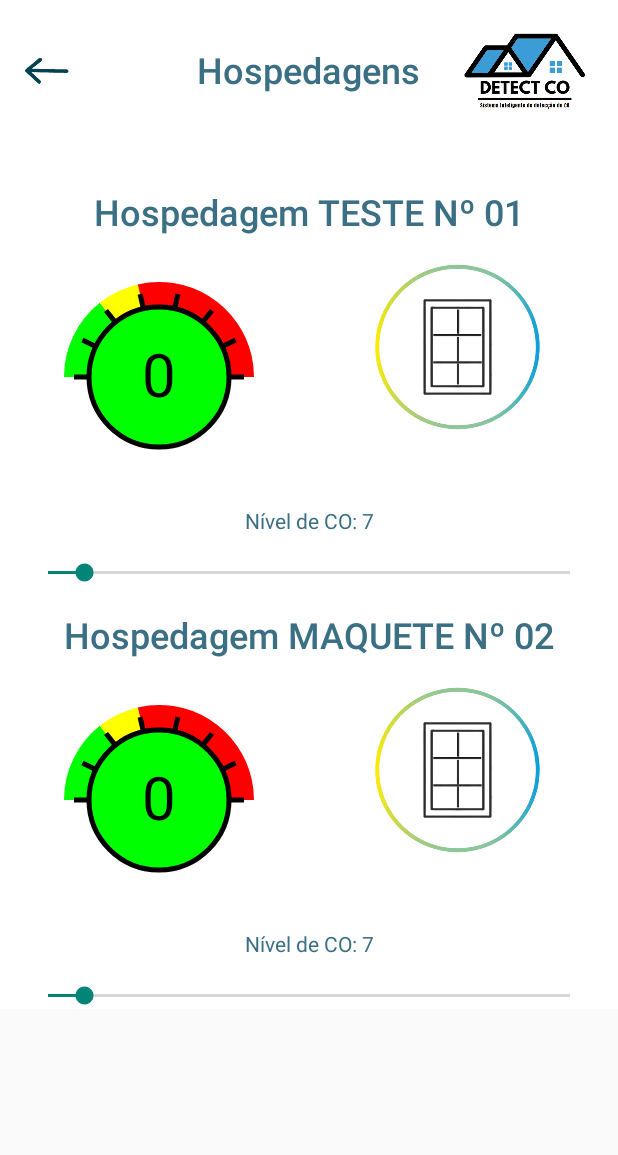
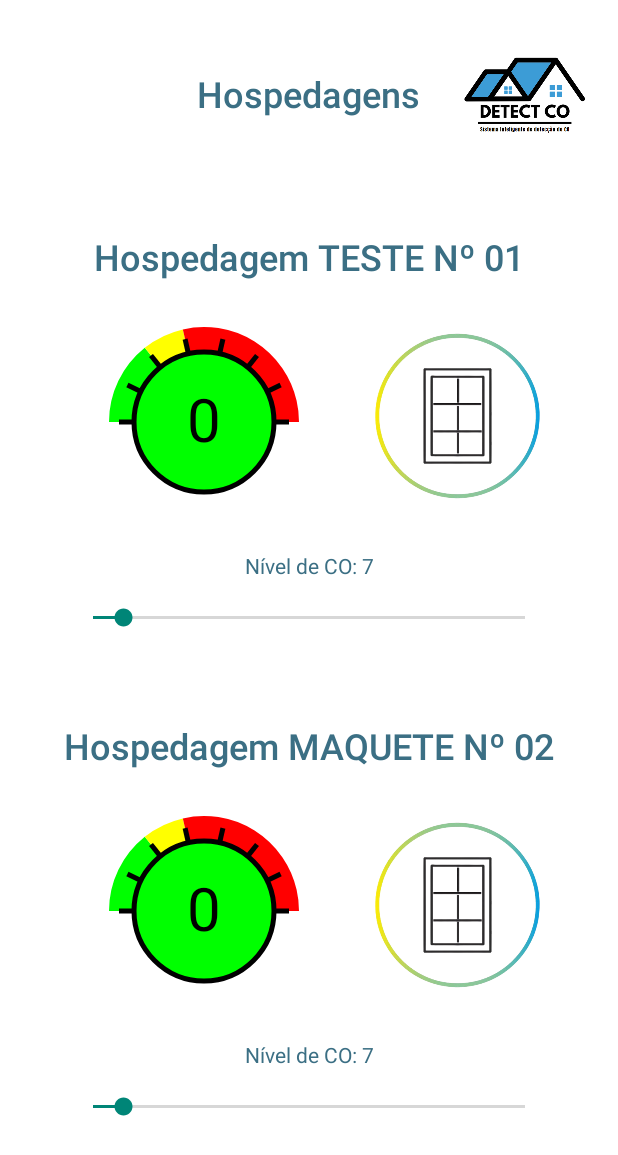
Before and after one commit to CelioBasilio/MonitorCO, an Android app built with Jetpack Compose: the MainActivity screen opened directly, with no data from a screen before it, on a phone screen of 412 x 824 dp. Shown: the top 1155 px of the screen. Run offline under Robolectric (Android 15) with nearby library versions, the phone set to English and light mode, and no system bars; our stand-ins replace Firebase (no records; nobody signed in at launch, a user with empty details on screens opened directly).

Commit message:
Ajuste de Botões

```diff
--- a/app/src/main/res/layout/activity_main.xml
+++ b/app/src/main/res/layout/activity_main.xml
@@ -14,7 +14,9 @@
         android:orientation="vertical"
         android:layout_margin="16dp"
         android:gravity="center_horizontal"
-        tools:ignore="MissingConstraints">
+        app:layout_constraintTop_toTopOf="parent"
+        app:layout_constraintStart_toStartOf="parent"
+        app:layout_constraintEnd_toEndOf="parent">
 
         <ImageView
             android:id="@+id/imgVoltar"
@@ -23,7 +25,8 @@
             android:src="@drawable/back_icon"
             android:layout_gravity="start"
             android:layout_marginTop="32dp"
-        android:layout_marginEnd="16dp"/>
+            android:layout_marginEnd="16dp"
+            android:visibility="invisible" />
 
         <TextView
             android:layout_width="wrap_content"
@@ -39,7 +42,7 @@
             android:layout_height="90dp"
             android:src="@drawable/ic_logo"
             android:layout_gravity="end"
-        android:layout_marginTop="-60dp"/>
+            android:layout_marginTop="-60dp" />
     </LinearLayout>
 
     <androidx.recyclerview.widget.RecyclerView
@@ -47,9 +50,8 @@
         android:layout_width="match_parent"
         android:layout_height="wrap_content"
         android:layout_marginTop="16dp"
-        app:layout_constraintEnd_toStartOf="parent"
+        app:layout_constraintTop_toBottomOf="@id/llToolBar"
+        app:layout_constraintStart_toStartOf="parent"
         app:layout_constraintEnd_toEndOf="parent"
-        app:layout_constraintTop_toBottomOf="@id/llToolBar"
         tools:ignore="MissingConstraints" />
-
 </androidx.constraintlayout.widget.ConstraintLayout>
--- a/app/src/main/res/layout/item_hospedagem.xml
+++ b/app/src/main/res/layout/item_hospedagem.xml
@@ -1,31 +1,20 @@
 <?xml version="1.0" encoding="utf-8"?>
-<androidx.constraintlayout.widget.ConstraintLayout
-    xmlns:android="http://schemas.android.com/apk/res/android"
+<androidx.cardview.widget.CardView xmlns:android="http://schemas.android.com/apk/res/android"
     xmlns:app="http://schemas.android.com/apk/res-auto"
     xmlns:tools="http://schemas.android.com/tools"
     android:layout_width="match_parent"
     android:layout_height="wrap_content"
-    android:layout_marginTop="16dp"
-    app:layout_constraintTop_toTopOf="parent"
-    android:background="@color/white">
+    android:layout_margin="4dp"
+    app:cardBackgroundColor="@color/white"
+    app:cardCornerRadius="@dimen/cardview_compat_inset_shadow"
+    app:cardElevation="42dp">
 
-<!--    <LinearLayout-->
-<!--        android:id="@+id/ll_toolbar"-->
-<!--        android:layout_width="match_parent"-->
-<!--        android:layout_height="wrap_content"-->
-<!--        android:orientation="vertical"-->
-<!--        android:gravity="center_horizontal"-->
-<!--        android:padding="16dp"-->
-<!--        tools:ignore="MissingConstraints">-->
+    <androidx.constraintlayout.widget.ConstraintLayout
+        android:layout_width="match_parent"
+        android:layout_height="match_parent"
+        android:padding="16dp">
 
-<!--        <ImageView-->
-<!--            android:id="@+id/imgVoltar"-->
-<!--            android:layout_width="30dp"-->
-<!--            android:layout_height="30dp"-->
-<!--            android:src="@drawable/back_icon"-->
-<!--            android:layout_gravity="start"-->
-<!--            android:layout_marginTop="32dp"-->
-<!--            android:layout_marginEnd="16dp"/>-->
+        <!-- Conteúdo do ConstraintLayout -->
 
         <TextView
             android:id="@+id/labelManometro"
@@ -36,24 +25,15 @@
             android:textColor="@color/green"
             android:textFontWeight="600"
             android:textSize="24sp"
+            app:layout_constraintEnd_toEndOf="parent"
             app:layout_constraintStart_toStartOf="parent"
-            app:layout_constraintEnd_toEndOf="parent"
             tools:ignore="MissingConstraints" />
-
-<!--        <ImageView-->
-<!--            android:layout_width="90dp"-->
-<!--            android:layout_height="90dp"-->
-<!--            android:src="@drawable/ic_logo"-->
-<!--            android:layout_gravity="end"-->
-<!--            android:layout_marginTop="-60dp"/>-->
-<!--    </LinearLayout>-->
 
         <androidx.constraintlayout.widget.ConstraintLayout
             android:id="@+id/cl_images"
             android:layout_width="match_parent"
             android:layout_height="wrap_content"
             android:layout_margin="16dp"
-        android:orientation="horizontal"
             app:layout_constraintTop_toBottomOf="@id/labelManometro">
 
             <!-- Manômetro personalizado -->
@@ -61,9 +41,9 @@
                 android:id="@+id/manometer_view"
                 android:layout_width="180dp"
                 android:layout_height="156dp"
+                android:layout_marginStart="20dp"
+                app:layout_constraintBottom_toBottomOf="parent"
                 app:layout_constraintTop_toTopOf="parent"
-            app:layout_constraintBottom_toBottomOf="parent"
-            android:layout_marginStart="20dp"
                 tools:ignore="MissingConstraints" />
 
             <!-- Ícone da janela -->
@@ -71,28 +51,25 @@
                 android:id="@+id/janelaIcon"
                 android:layout_width="118dp"
                 android:layout_height="116dp"
+                android:layout_marginStart="20dp"
+                android:layout_marginTop="16dp"
+                app:layout_constraintStart_toEndOf="@id/manometer_view"
                 app:layout_constraintTop_toTopOf="parent"
-
-            android:layout_marginStart="50dp"
-            android:layout_marginEnd="16dp"
-            app:layout_constraintStart_toEndOf="@id/manometer_view"
                 tools:ignore="MissingConstraints,NotSibling" />
 
         </androidx.constraintlayout.widget.ConstraintLayout>
 
-        <!-- Valor da barra deslizante -->
         <TextView
             android:id="@+id/seekbarValue"
             android:layout_width="wrap_content"
             android:layout_height="wrap_content"
+            android:layout_marginTop="8dp"
+            android:text="@string/level_co"
             android:textColor="@color/green"
-            android:text="@string/level_co"
-            android:layout_marginTop="8dp"
-            app:layout_constraintTop_toBottomOf="@id/cl_images"
+            app:layout_constraintEnd_toEndOf="parent"
             app:layout_constraintStart_toStartOf="parent"
-            app:layout_constraintEnd_toEndOf="parent"/>
+            app:layout_constraintTop_toBottomOf="@id/cl_images" />
 
-        <!-- Barra deslizante -->
         <SeekBar
             android:id="@+id/seekbar"
             android:layout_width="0dp"
@@ -100,21 +77,21 @@
             android:layout_margin="16dp"
             android:max="100"
             android:progress="7"
+            app:layout_constraintEnd_toEndOf="parent"
             app:layout_constraintStart_toStartOf="parent"
-            app:layout_constraintEnd_toEndOf="parent"
             app:layout_constraintTop_toBottomOf="@id/seekbarValue" />
 
-        <!-- Botão de alerta -->
         <Button
             android:id="@+id/alertButton"
             android:layout_width="match_parent"
             android:layout_height="wrap_content"
             android:layout_margin="16dp"
+            android:background="@drawable/background_white_button"
             android:text="Parar Alerta"
-            android:background="@drawable/background_white_button"
-            app:layout_constraintTop_toBottomOf="@id/seekbar"
             app:layout_constraintEnd_toEndOf="parent"
-            app:layout_constraintStart_toStartOf="parent" />
+            app:layout_constraintStart_toStartOf="parent"
+            app:layout_constraintTop_toBottomOf="@id/seekbar" />
 
-<!--    </androidx.constraintlayout.widget.ConstraintLayout>-->
     </androidx.constraintlayout.widget.ConstraintLayout>
+
+</androidx.cardview.widget.CardView>
--- a/app/src/main/res/values/colors.xml
+++ b/app/src/main/res/values/colors.xml
@@ -12,4 +12,5 @@
     <color name="red">#FF0000</color>
     <color name="logo">#bcbbb7</color>
     <color name="escrita">#182123</color>
+    <color name="gray">#808080</color>
 </resources>
--- /dev/null
+++ b/app/src/main/res/values/dimens.xml
@@ -0,0 +1,5 @@
+<!-- dimens.xml -->
+<resources>
+    <!-- Espaçamento entre itens do RecyclerView -->
+    <dimen name="item_spacing">10dp</dimen>
+</resources>
```
Also changed, not shown: app/src/main/java/com/example/monitorco/MainActivity.kt (+46 -78 lines), app/src/main/res/drawable/background_with_border_and_shadow.xml (added, +25 -0 lines), gradle/wrapper/gradle-wrapper.properties, 3 other files. Lines whose indentation alone changed are shown as unchanged.
